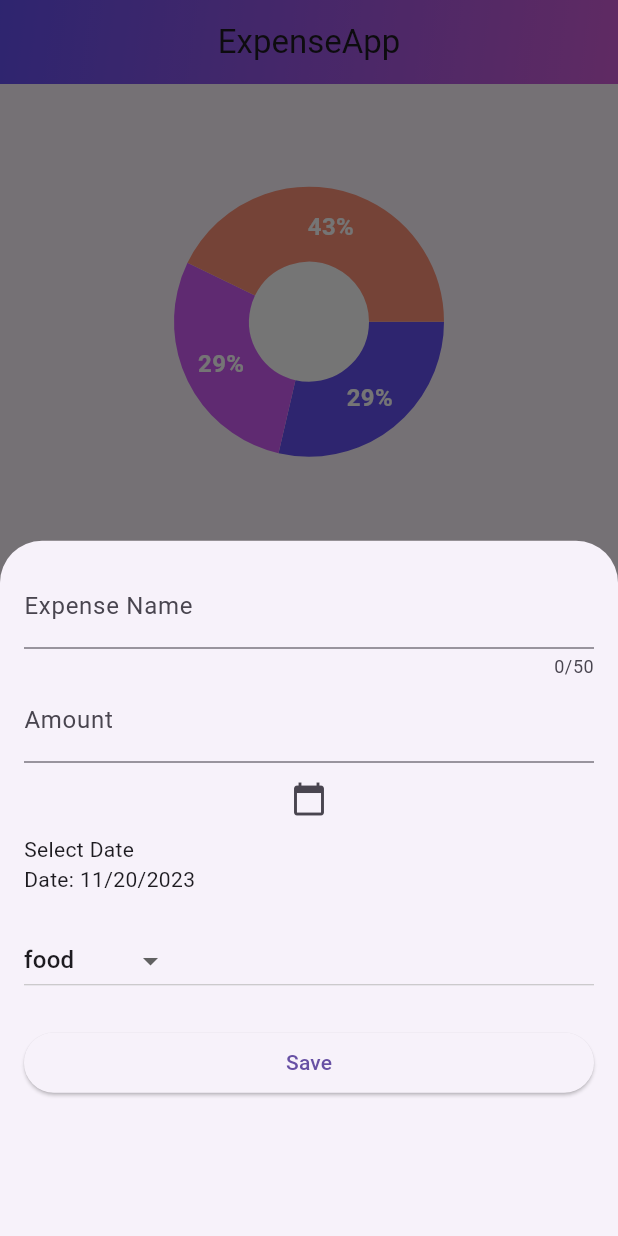
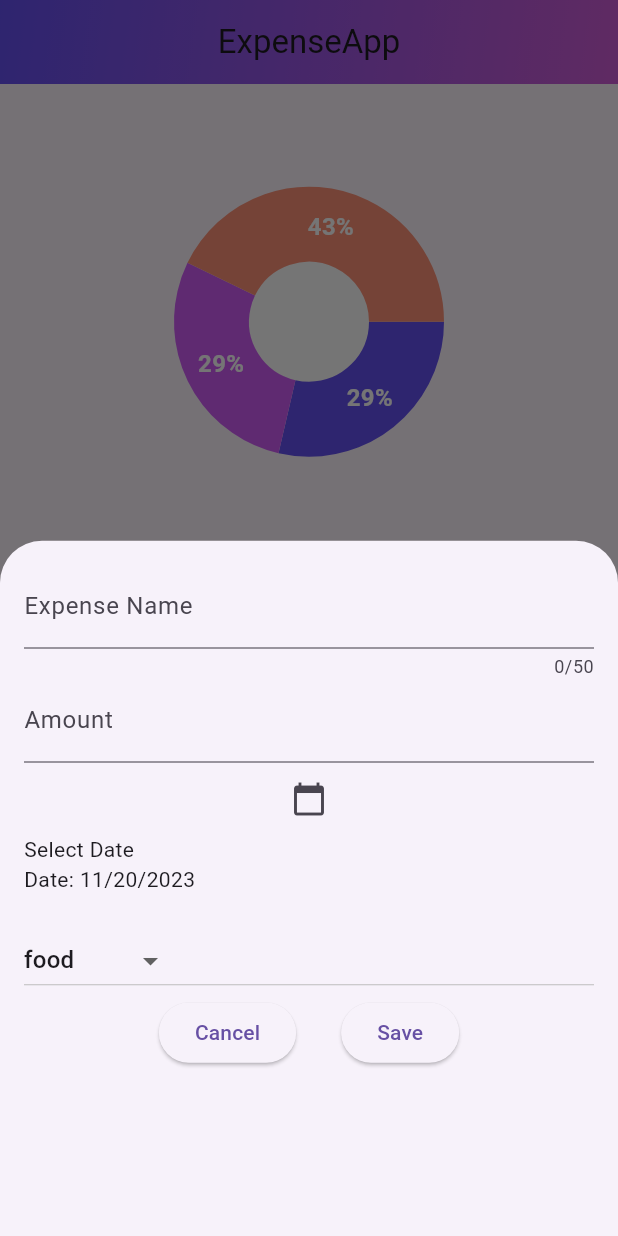
Before and after one commit to OyaOzcan/expenseapp, a Flutter app: the screen it shows after launch, after a tap on the "add" icon, on a phone screen of 412 x 824 dp. Run offline on Flutter 3.47's test engine with Material 2 defaults, Android fonts, the phone set to English and light mode, and no system bars; drawn by our look-alikes of fl_chart.

Commit message:
add data

```diff
--- a/lib/models/expense.dart
+++ b/lib/models/expense.dart
@@ -39,6 +39,8 @@ Color getCategoryColor(Category category) {
         return Color.fromARGB(255, 208, 92, 247);
       case Category.travel:
         return Color.fromARGB(255, 255, 146, 120);
+      case Category.work:
+        return Color.fromARGB(255, 66, 204, 201);
       default:
         return Colors.grey;
     }
@@ -52,6 +54,8 @@ Color getCategoryColor(Category category) {
         return Icon(Icons.school, color: getCategoryColor(category));
       case Category.travel:
         return Icon(Icons.flight, color: getCategoryColor(category));
+      case Category.work:
+        return Icon(Icons.computer, color: getCategoryColor(category));
       default:
         return Icon(Icons.help, color: getCategoryColor(category));
     }
@@ -62,4 +66,5 @@ Color getCategoryColor(Category category) {
     var formatter = DateFormat.yMd();
     return formatter.format(date);
   }
+
   }
--- a/lib/pages/expense_list.dart
+++ b/lib/pages/expense_list.dart
@@ -3,17 +3,17 @@ import 'package:flutter/material.dart';
 import 'package:expenseapp/widgets/expense_item.dart';
 import 'package:expenseapp/widgets/chart.dart';
 
-
 class ExpenseList extends StatefulWidget {
-  const ExpenseList({Key? key}) : super(key: key);
+  final List<Expense> expenses;
+  const ExpenseList(this.expenses, {Key? key}) : super(key: key);
 
   @override
   _ExpenseListState createState() => _ExpenseListState();
 }
 
 class _ExpenseListState extends State<ExpenseList> {
-  final List<Expense> expenses = [
-    Expense(
+
+  final List<Expense> expenses = [  Expense(
         name: "Yiyecek",
         price: 200.524,
         date: DateTime.now(),
@@ -28,8 +28,8 @@ class _ExpenseListState extends State<ExpenseList> {
       price: 300,
       date: DateTime.now(),
       category: Category.travel,
-    ),
-  ];
+    ),];
+
 
   @override
   Widget build(BuildContext context) {
@@ -41,9 +41,9 @@ class _ExpenseListState extends State<ExpenseList> {
             Chart(expenses: expenses),
             Expanded(
             child: ListView.builder(
-              itemCount: expenses.length,
+              itemCount: widget.expenses.length,
               itemBuilder: (context, index) {
-                return ExpenseItem(expenses[index]);
+                return ExpenseItem(widget.expenses[index]);
               },
             ),
           ),
--- a/lib/pages/main_page.dart
+++ b/lib/pages/main_page.dart
@@ -1,9 +1,25 @@
-import 'package:expenseapp/pages/expense_list.dart';
 import 'package:flutter/material.dart';
 import 'package:expenseapp/widgets/new_expense.dart';
+import 'package:expenseapp/models/expense.dart';
+import 'package:expenseapp/pages/expense_list.dart';
 
-class MainPage extends StatelessWidget {
+
+class MainPage extends StatefulWidget {
   const MainPage({Key? key}) : super(key: key);
+
+  @override
+  _MainPageState createState() => _MainPageState();
+}
+
+class _MainPageState extends State<MainPage> {
+
+  List<Expense> expenses = [];
+
+  void _addExpense(Expense newExpense) {
+    setState(() {
+      expenses.add(newExpense);
+    });
+  }
 
   @override
   Widget build(BuildContext context) {
@@ -26,7 +42,7 @@ class MainPage extends StatelessWidget {
       ),
       body: Stack(
         children: [
-            const ExpenseList(),
+          ExpenseList(expenses),
           Positioned(
             bottom: 20,
             right: 20,
@@ -36,8 +52,7 @@ class MainPage extends StatelessWidget {
               decoration: const BoxDecoration(
                 shape: BoxShape.circle,
                 gradient: LinearGradient(
-                    colors:[ Color(0xFF6550F3),
-                  Color(0xFFD05CD7),]
+                  colors: [Color(0xFF6550F3), Color(0xFFD05CD7)],
                 ),
               ),
               child: FloatingActionButton(
@@ -45,7 +60,11 @@ class MainPage extends StatelessWidget {
                 child: const Icon(Icons.add),
                 onPressed: () {
                   showModalBottomSheet(
-                    context: context, builder: (ctx) => NewExpense());
+                    context: context,
+                    builder: (ctx) => NewExpense(
+                      addExpense: _addExpense,
+                    ),
+                  );
                 },
               ),
             ),
--- a/lib/widgets/chart.dart
+++ b/lib/widgets/chart.dart
@@ -1,6 +1,7 @@
 import 'package:flutter/material.dart';
 import 'package:fl_chart/fl_chart.dart';
 import 'package:expenseapp/models/expense.dart';
+import 'package:expenseapp/widgets/new_expense.dart';
 
 class Chart extends StatefulWidget {
   final List<Expense> expenses;
--- a/lib/widgets/expense_item.dart
+++ b/lib/widgets/expense_item.dart
@@ -1,5 +1,6 @@
 import 'package:expenseapp/models/expense.dart';
 import 'package:flutter/material.dart';
+
 
 class ExpenseItem extends StatelessWidget {
   const ExpenseItem(this.expense, {Key? key}) : super(key: key);
--- a/lib/widgets/new_expense.dart
+++ b/lib/widgets/new_expense.dart
@@ -1,9 +1,13 @@
 import 'package:flutter/material.dart';
 import 'package:intl/intl.dart';
 import 'package:expenseapp/models/expense.dart';
+import 'package:expenseapp/widgets/chart.dart';
+
 
 class NewExpense extends StatefulWidget {
-  const NewExpense({Key? key}) : super(key: key);
+  const NewExpense({Key? key, required this.addExpense}) : super(key: key);
+
+  final Function(Expense) addExpense;
 
   @override
   _NewExpenseState createState() => _NewExpenseState();
@@ -12,20 +16,58 @@ class NewExpense extends StatefulWidget {
 class _NewExpenseState extends State<NewExpense> {
   final _nameController = TextEditingController();
   final _amountController = TextEditingController();
-  late DateTime selectedDate = DateTime.now();
-  late Category selectedCategory = Category.food; // Default category
+  late DateTime _selectedDate = DateTime.now();
+  late Category _selectedCategory = Category.food;
+  late Chart _chart;
+  //chartı ekle
 
   Future<void> _selectDate(BuildContext context) async {
     final DateTime? picked = await showDatePicker(
       context: context,
-      initialDate: selectedDate,
+      initialDate: _selectedDate,
       firstDate: DateTime(1900, 1, 1),
       lastDate: DateTime.now(),
     );
-    if (picked != null && picked != selectedDate) {
+    if (picked != null && picked != _selectedDate) {
       setState(() {
-        selectedDate = picked;
+        _selectedDate = picked;
       });
+    }
+  }
+
+  void _addNewExpense() {
+    final amount = double.tryParse(_amountController.text);
+    if (amount == null ||
+        amount < 0 ||
+        _nameController.text.isEmpty ||
+        _selectedDate == null) {
+      showDialog(
+        context: context,
+        builder: (ctx) {
+          return AlertDialog(
+            title: const Text("Error"),
+            content: const Text("Please fill all blank areas."),
+            actions: [
+              TextButton(
+                onPressed: () {
+                  Navigator.pop(ctx);
+                },
+                child: const Text("Okay"),
+              )
+            ],
+          );
+        },
+      );
+    } else {
+      widget.addExpense(
+        Expense(
+          name: _nameController.text,
+          price: amount,
+          date: _selectedDate,
+          category: _selectedCategory,
+        ),
+      );
+      Navigator.pop(context);
     }
   }
 
@@ -52,36 +94,43 @@ class _NewExpenseState extends State<NewExpense> {
         ),
         const Text("Select Date"),
         Text(
-          'Date: ${DateFormat.yMd().format(selectedDate)}',
+          'Date: ${DateFormat.yMd().format(_selectedDate)}',
         ),
         const SizedBox(height: 20),
               DropdownButton<Category>(
-          value: selectedCategory,
-          onChanged: (Category? newValue) {
-            if (newValue != null) {
-              setState(() {
-                selectedCategory = newValue;
-              });
-            }
-          },
-          items: Category.values.map<DropdownMenuItem<Category>>((Category category) {
-            return DropdownMenuItem<Category>(
+                value: _selectedCategory,
+                items: Category.values.map((category) {
+                  return DropdownMenuItem(
                     value: category,
-              child: Text(category.toString().split('.').last),
+                    child: Text(category.name.toString()),
                   );
                 }).toList(),
+                onChanged: (value) {
+                  setState(() {
+                    if (value != null) _selectedCategory = value;
+                  });
+                },
               ),
-        const SizedBox(height: 20),
+              const Spacer(),
+              Row(
+                mainAxisAlignment: MainAxisAlignment.center,
+                children: [
                   ElevatedButton(
                     onPressed: () {
-            Expense newExpense = Expense(
-              name: _nameController.text,
-              price: double.parse(_amountController.text),
-              date: selectedDate,
-              category: selectedCategory,
-            );
+                      Navigator.pop(context);
+                    },
+                    child: const Text("Cancel"),
+                  ),
+                  const SizedBox(
+                    width: 30,
+                  ),
+                  ElevatedButton(
+                    onPressed: () {
+                      _addNewExpense();
                     },
                     child: const Text("Save"),
+                  ),
+                ],
               ),
             ],
           );
```
Lines whose indentation alone changed are shown as unchanged.
